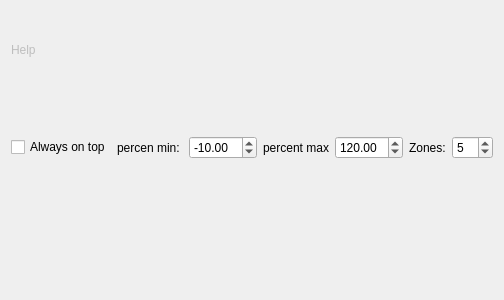
Old version of the form percentcorrectiondlg.ui in the repository githubdoe/DFTFringe.
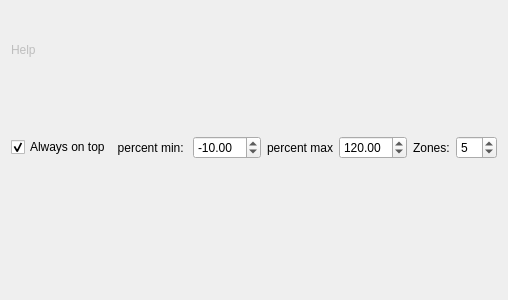
New version of the form. Custom widgets are drawn as their Qt base class.

Patch:
```diff
--- a/percentcorrectiondlg.ui
+++ b/percentcorrectiondlg.ui
@@ -37,12 +37,15 @@
        <property name="text">
         <string>Always on top</string>
        </property>
+       <property name="checked">
+        <bool>true</bool>
+       </property>
       </widget>
      </item>
      <item>
       <widget class="QLabel" name="label_2">
        <property name="text">
-        <string>percen min: </string>
+        <string>percent min: </string>
        </property>
        <property name="alignment">
         <set>Qt::AlignRight|Qt::AlignTrailing|Qt::AlignVCenter</set>
```
